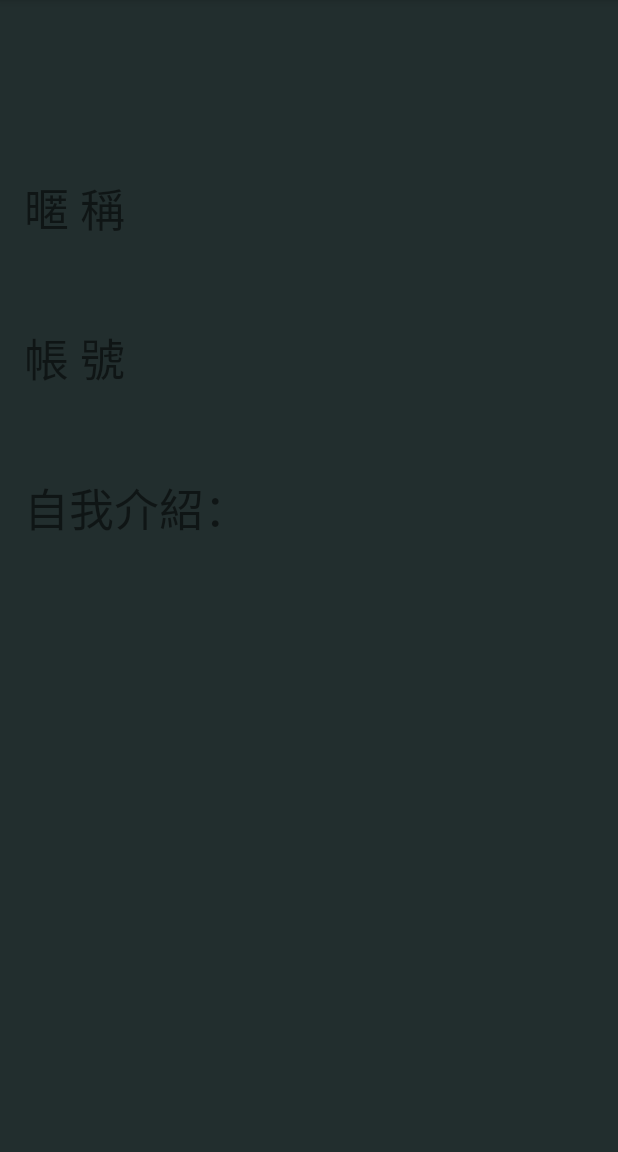
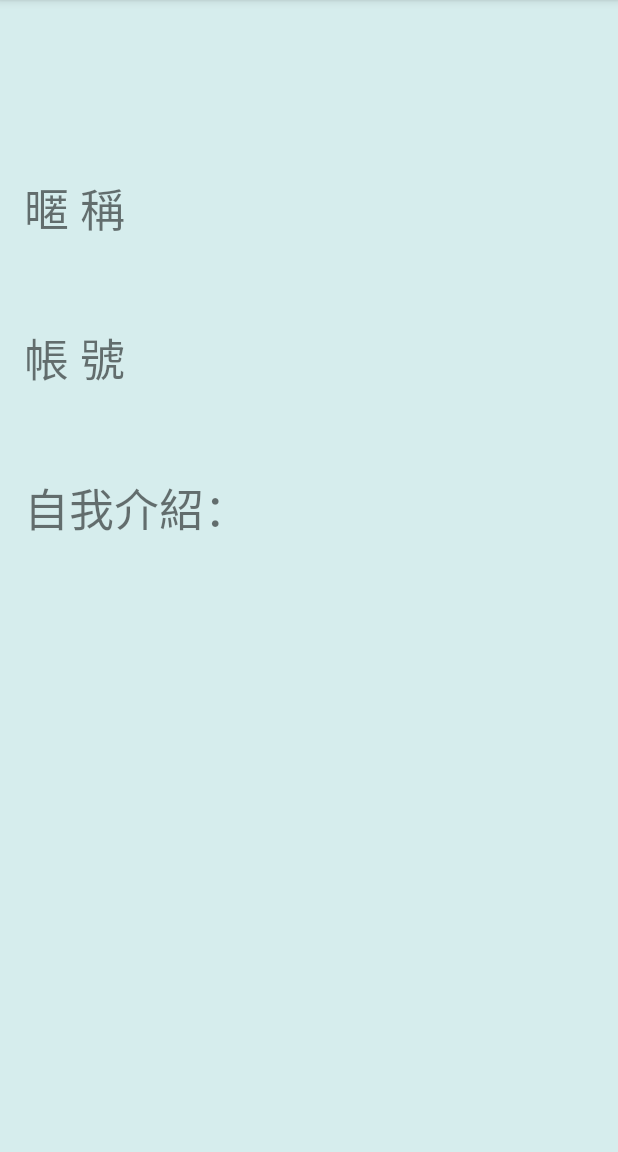
Before and after one commit to fcu-d0308810/FinalProgarm_Network, an Android app: the screen it shows after launch once a user with an empty profile is signed in (MainActivity), after a tap on an icon or button, on a phone screen of 412 x 824 dp, the part 84-1236 px from its top. Run offline under Robolectric (Android 15) with nearby library versions, the phone set to English and light mode, and no system bars; our stand-ins replace Firebase (no records; nobody signed in at launch, a user with empty details on screens opened directly); 2 statements that could not run were skipped; 1 other tap on this screen came first.

Commit message:
改顏色

```diff
--- a/app/src/main/res/layout/content_main.xml
+++ b/app/src/main/res/layout/content_main.xml
@@ -12,7 +12,7 @@
     app:layout_behavior="@string/appbar_scrolling_view_behavior"
     tools:context="com.example.ihaveadream0528.finalprogarm.MainActivity"
     tools:showIn="@layout/app_bar_main"
-    android:background="#222E2E">
+    android:background="#d6eded">
 
 
 
```
